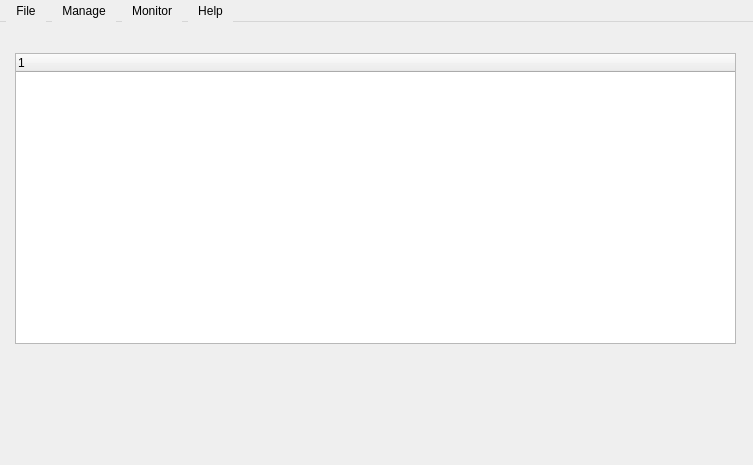
Old version of the form USBNinjaGUI/mainwindow.ui in the repository gfoudree/usbninja.
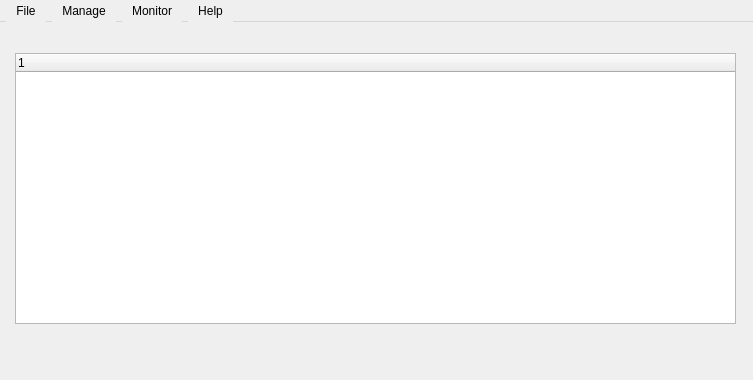
New version of the form. Icons and pictures are not drawn.

Patch:
```diff
--- a/USBNinjaGUI/mainwindow.ui
+++ b/USBNinjaGUI/mainwindow.ui
@@ -7,7 +7,7 @@
     <x>0</x>
     <y>0</y>
     <width>753</width>
-    <height>465</height>
+    <height>380</height>
    </rect>
   </property>
   <property name="maximumSize">
@@ -26,7 +26,7 @@
       <x>15</x>
       <y>31</y>
       <width>721</width>
-      <height>291</height>
+      <height>271</height>
      </rect>
     </property>
     <property name="styleSheet">
```
